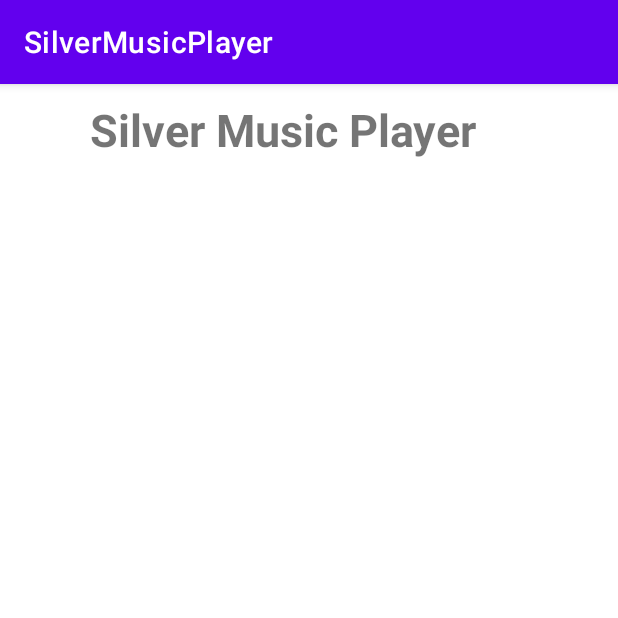
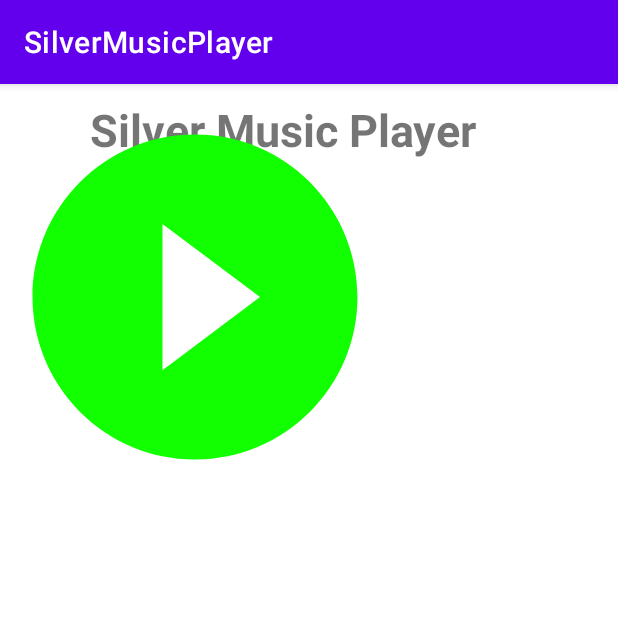
Before and after one commit to gnsgns6/SilverMusicPlayer2, an Android app: the screen it shows after launch (MainActivity), on a phone screen of 412 x 824 dp, the top half of it. Run offline under Robolectric (Android 15) with nearby library versions, the phone set to English and light mode, and no system bars.

Commit message:
Initial Code

```diff
--- /dev/null
+++ b/app/src/main/res/drawable/play_icon.xml
@@ -0,0 +1,5 @@
+<vector android:height="24dp" android:tint="#11FF00"
+    android:viewportHeight="24" android:viewportWidth="24"
+    android:width="24dp" xmlns:android="http://schemas.android.com/apk/res/android">
+    <path android:fillColor="@android:color/white" android:pathData="M12,2C6.48,2 2,6.48 2,12s4.48,10 10,10 10,-4.48 10,-10S17.52,2 12,2zM10,16.5v-9l6,4.5 -6,4.5z"/>
+</vector>
--- a/app/src/main/res/layout/activity_main.xml
+++ b/app/src/main/res/layout/activity_main.xml
@@ -15,9 +15,12 @@
     android:layout_marginStart="60dp"
     android:layout_marginTop="10dp"
     />
+
     <ImageView
-        android:layout_width="wrap_content"
-        android:layout_height="wrap_content"
+        android:layout_width="260dp"
+        android:layout_height="284dp"
+        android:contentDescription="@string/play_button_icon"
+        android:src="@drawable/play_icon"
 
         />
 
--- a/app/src/main/res/values/strings.xml
+++ b/app/src/main/res/values/strings.xml
@@ -1,4 +1,5 @@
 <resources>
     <string name="app_name">SilverMusicPlayer</string>
     <string name="silver_music_player">Silver Music Player</string>
+    <string name="play_button_icon">play_button_icon</string>
 </resources>
```
Also changed, not shown: app/src/main/res/drawable/music1.jpg (added), app/src/main/res/drawable/music2.jpg (added).
